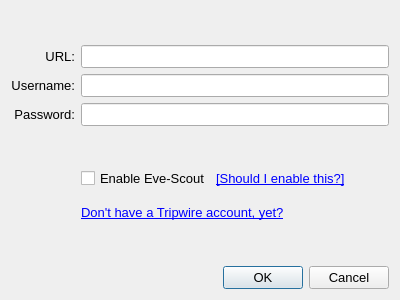
The window that resources/ui/gui_tripwire.ui (secondfry/shortcircuit) describes before a commit, drawn with Qt 5.
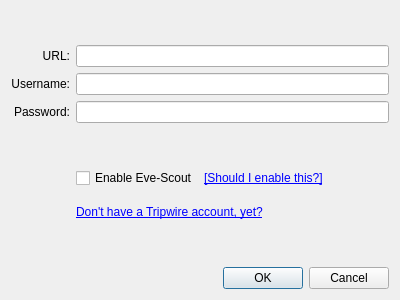
The same window after the commit. Icons and pictures are not drawn.

```diff
--- a/resources/ui/gui_tripwire.ui
+++ b/resources/ui/gui_tripwire.ui
@@ -31,7 +31,7 @@
   <property name="font">
    <font>
     <family>Segoe UI</family>
-    <pointsize>10</pointsize>
+    <pointsize>9</pointsize>
    </font>
   </property>
   <property name="windowTitle">
```
